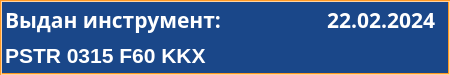
The window that client/GUI/ui/widgets/widget_25_tool_issued.ui (komrade2801/AutoSklad) describes before a commit, drawn with Qt 5.
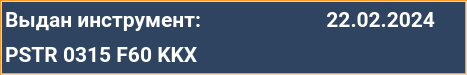
The same window after the commit.

Commit message: changed client UI style

Patch:
```diff
--- a/client/GUI/ui/widgets/widget_25_tool_issued.ui
+++ b/client/GUI/ui/widgets/widget_25_tool_issued.ui
@@ -6,7 +6,7 @@
    <rect>
     <x>0</x>
     <y>0</y>
-    <width>450</width>
+    <width>467</width>
     <height>75</height>
    </rect>
   </property>
@@ -18,21 +18,34 @@
   </property>
   <property name="styleSheet">
    <string notr="true">QWidget{
-	background-color: #1A4789;
+	background-color: #2e4461;
 }
 QLabel {
 	background: none;
 	color: #FFFFFF;
 	border-width: 0px;
 	border-radius: 0px;
+	font-family: &quot;Roboto&quot;, Sans-serif;
 }
 #background {
 	color: #FFFFFF;
-	background-color: #1A4789;
+	background-color: #2e4461;
 	border-width: 2px;
 	border-style: groove;
 	border-color: #ff9923;
 	border-radius: 0px;
+	font-family: &quot;Roboto&quot;, Sans-serif;
+}
+QPushButton {
+	color: #FFFFFF;
+	background-color: #f09022;
+	border-width: 0px;
+	border-style: outset;
+	border-color: #EAA657;
+	border-radius: 8px;
+	font-weight: 600;
+    font-size: 25px;
+	font-family: &quot;Roboto&quot;, Sans-serif;
 }</string>
   </property>
   <widget class="QLabel" name="lbl_info">
@@ -49,7 +62,7 @@
    </property>
    <property name="font">
     <font>
-     <family>Arial Black</family>
+     <family>Roboto</family>
      <pointsize>16</pointsize>
      <weight>75</weight>
      <bold>true</bold>
@@ -371,7 +384,7 @@
    </property>
    <property name="font">
     <font>
-     <family>MS Shell Dlg 2</family>
+     <family>Roboto</family>
      <pointsize>16</pointsize>
      <weight>75</weight>
      <bold>true</bold>
@@ -398,7 +411,7 @@
    </property>
    <property name="font">
     <font>
-     <family>Arial Black</family>
+     <family>Roboto</family>
      <pointsize>16</pointsize>
      <weight>75</weight>
      <italic>false</italic>
@@ -445,7 +458,7 @@
     <rect>
      <x>0</x>
      <y>0</y>
-     <width>450</width>
+     <width>467</width>
      <height>75</height>
     </rect>
    </property>
```
The commit also changes 144 other files.
